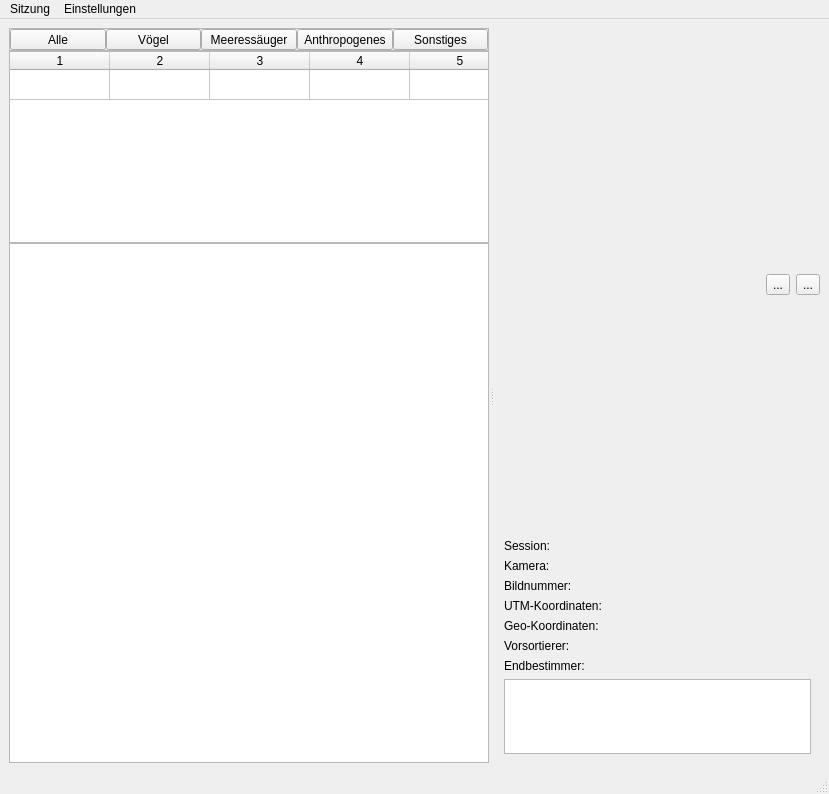
First picture: the form in ui/mainwindow.ui, repository ifaoe/2015-08-Daisi-Image-Library, before the edit.
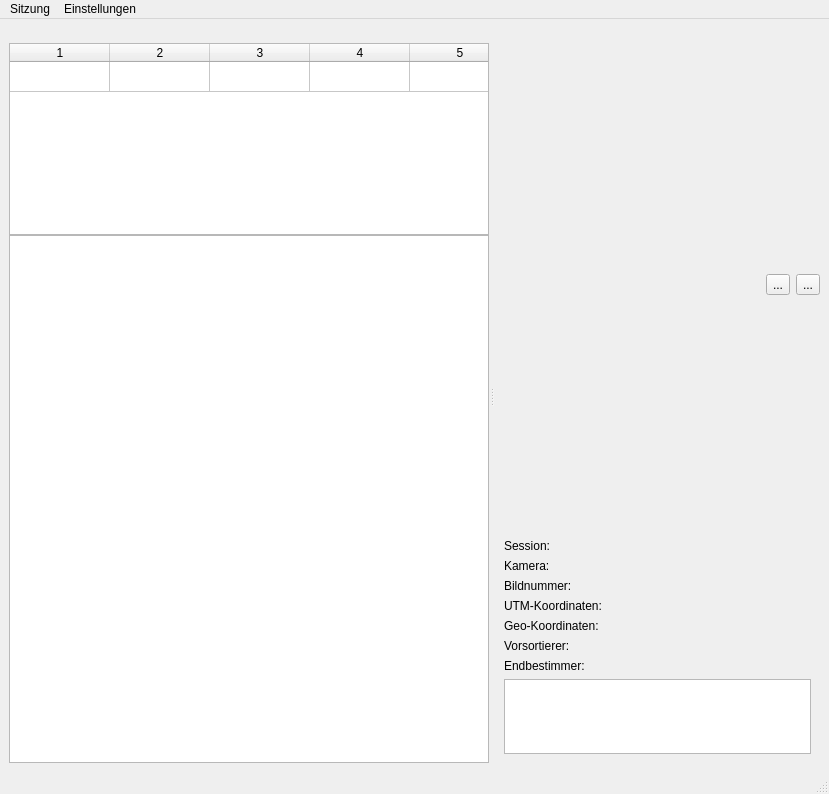
Second picture: the form after the edit. Icons and pictures are not drawn.

```diff
--- a/ui/mainwindow.ui
+++ b/ui/mainwindow.ui
@@ -53,160 +53,25 @@
          <number>0</number>
         </property>
         <item>
-         <widget class="QFrame" name="frame_types">
+         <widget class="QWidget" name="widget_types" native="true">
           <property name="sizePolicy">
-           <sizepolicy hsizetype="MinimumExpanding" vsizetype="Minimum">
+           <sizepolicy hsizetype="Expanding" vsizetype="Minimum">
             <horstretch>0</horstretch>
             <verstretch>0</verstretch>
            </sizepolicy>
           </property>
-          <property name="frameShape">
-           <enum>QFrame::StyledPanel</enum>
+          <property name="minimumSize">
+           <size>
+            <width>0</width>
+            <height>15</height>
+           </size>
           </property>
-          <property name="frameShadow">
-           <enum>QFrame::Plain</enum>
+          <property name="baseSize">
+           <size>
+            <width>0</width>
+            <height>0</height>
+           </size>
           </property>
-          <layout class="QGridLayout" name="gridLayout_3">
-           <property name="leftMargin">
-            <number>0</number>
-           </property>
-           <property name="topMargin">
-            <number>0</number>
-           </property>
-           <property name="rightMargin">
-            <number>0</number>
-           </property>
-           <property name="bottomMargin">
-            <number>0</number>
-           </property>
-           <property name="spacing">
-            <number>0</number>
-           </property>
-           <item row="0" column="3">
-            <widget class="QToolButton" name="button_type_anthro">
-             <property name="sizePolicy">
-              <sizepolicy hsizetype="MinimumExpanding" vsizetype="Fixed">
-               <horstretch>1</horstretch>
-               <verstretch>0</verstretch>
-              </sizepolicy>
-             </property>
-             <property name="text">
-              <string>Anthropogenes</string>
-             </property>
-             <property name="checkable">
-              <bool>true</bool>
-             </property>
-             <property name="dbvalue" stdset="0">
-              <string>ANTHRO</string>
-             </property>
-             <attribute name="buttonGroup">
-              <string notr="true">button_group_types</string>
-             </attribute>
-            </widget>
-           </item>
-           <item row="0" column="1">
-            <widget class="QToolButton" name="button_type_bird">
-             <property name="sizePolicy">
-              <sizepolicy hsizetype="MinimumExpanding" vsizetype="Fixed">
-               <horstretch>1</horstretch>
-               <verstretch>0</verstretch>
-              </sizepolicy>
-             </property>
-             <property name="text">
-              <string>Vögel</string>
-             </property>
-             <property name="checkable">
-              <bool>true</bool>
-             </property>
-             <property name="checked">
-              <bool>false</bool>
-             </property>
-             <property name="dbvalue" stdset="0">
-              <string>BIRD</string>
-             </property>
-             <attribute name="buttonGroup">
-              <string notr="true">button_group_types</string>
-             </attribute>
-            </widget>
-           </item>
-           <item row="0" column="2">
-            <widget class="QToolButton" name="button_type_mammal">
-             <property name="sizePolicy">
-              <sizepolicy hsizetype="MinimumExpanding" vsizetype="Fixed">
-               <horstretch>1</horstretch>
-               <verstretch>0</verstretch>
-              </sizepolicy>
-             </property>
-             <property name="text">
-              <string>Meeressäuger</string>
-             </property>
-             <property name="checkable">
-              <bool>true</bool>
-             </property>
-             <property name="dbvalue" stdset="0">
-              <string>MAMMAL</string>
-             </property>
-             <attribute name="buttonGroup">
-              <string notr="true">button_group_types</string>
-             </attribute>
-            </widget>
-           </item>
-           <item row="0" column="4">
-            <widget class="QToolButton" name="button_type_misc">
-             <property name="sizePolicy">
-              <sizepolicy hsizetype="MinimumExpanding" vsizetype="Fixed">
-               <horstretch>1</horstretch>
-               <verstretch>0</verstretch>
-              </sizepolicy>
-             </property>
-             <property name="text">
-              <string>Sonstiges</string>
-             </property>
-             <property name="checkable">
-              <bool>true</bool>
-             </property>
-             <property name="dbvalue" stdset="0">
-              <string>MISC</string>
-             </property>
-             <attribute name="buttonGroup">
-              <string notr="true">button_group_types</string>
-             </attribute>
-            </widget>
-           </item>
-           <item row="0" column="0">
-            <widget class="QToolButton" name="button_type_all">
-             <property name="sizePolicy">
-              <sizepolicy hsizetype="MinimumExpanding" vsizetype="Fixed">
-               <horstretch>1</horstretch>
-               <verstretch>0</verstretch>
-              </sizepolicy>
-             </property>
-             <property name="text">
-              <string>Alle</string>
-             </property>
-             <property name="checkable">
-              <bool>true</bool>
-             </property>
-             <property name="checked">
-              <bool>false</bool>
-             </property>
-             <property name="autoExclusive">
-              <bool>false</bool>
-             </property>
-             <property name="dbvalue" stdset="0">
-              <string>%</string>
-             </property>
-             <attribute name="buttonGroup">
-              <string notr="true">button_group_types</string>
-             </attribute>
-            </widget>
-           </item>
-          </layout>
-          <zorder>button_type_mammal</zorder>
-          <zorder>button_type_bird</zorder>
-          <zorder>button_type_anthro</zorder>
-          <zorder>button_type_misc</zorder>
-          <zorder>button_type_all</zorder>
          </widget>
         </item>
         <item>
@@ -488,8 +353,27 @@
            <enum>QFrame::Raised</enum>
           </property>
           <layout class="QGridLayout" name="gridLayout_2">
+           <item row="0" column="1">
+            <widget class="QLabel" name="label_session_text">
+             <property name="sizePolicy">
+              <sizepolicy hsizetype="Expanding" vsizetype="Preferred">
+               <horstretch>0</horstretch>
+               <verstretch>0</verstretch>
+              </sizepolicy>
+             </property>
+             <property name="text">
+              <string/>
+             </property>
+            </widget>
+           </item>
            <item row="2" column="1">
             <widget class="QLabel" name="label_image_text">
+             <property name="sizePolicy">
+              <sizepolicy hsizetype="Expanding" vsizetype="Preferred">
+               <horstretch>0</horstretch>
+               <verstretch>0</verstretch>
+              </sizepolicy>
+             </property>
              <property name="text">
               <string/>
              </property>
@@ -507,6 +391,12 @@
            </item>
            <item row="1" column="1">
             <widget class="QLabel" name="label_cam_text">
+             <property name="sizePolicy">
+              <sizepolicy hsizetype="Expanding" vsizetype="Preferred">
+               <horstretch>0</horstretch>
+               <verstretch>0</verstretch>
+              </sizepolicy>
+             </property>
              <property name="text">
               <string/>
              </property>
@@ -514,6 +404,12 @@
            </item>
            <item row="6" column="1">
             <widget class="QLabel" name="label_usr_text">
+             <property name="sizePolicy">
+              <sizepolicy hsizetype="Expanding" vsizetype="Preferred">
+               <horstretch>0</horstretch>
+               <verstretch>0</verstretch>
+              </sizepolicy>
+             </property>
              <property name="text">
               <string/>
              </property>
@@ -528,6 +424,12 @@
            </item>
            <item row="4" column="1">
             <widget class="QLabel" name="label_geo_text">
+             <property name="sizePolicy">
+              <sizepolicy hsizetype="Expanding" vsizetype="Preferred">
+               <horstretch>0</horstretch>
+               <verstretch>0</verstretch>
+              </sizepolicy>
+             </property>
              <property name="text">
               <string/>
              </property>
@@ -535,6 +437,12 @@
            </item>
            <item row="5" column="1">
             <widget class="QLabel" name="label_pre_user_text">
+             <property name="sizePolicy">
+              <sizepolicy hsizetype="Expanding" vsizetype="Preferred">
+               <horstretch>0</horstretch>
+               <verstretch>0</verstretch>
+              </sizepolicy>
+             </property>
              <property name="text">
               <string/>
              </property>
@@ -542,6 +450,12 @@
            </item>
            <item row="3" column="1">
             <widget class="QLabel" name="label_utm_text">
+             <property name="sizePolicy">
+              <sizepolicy hsizetype="Expanding" vsizetype="Preferred">
+               <horstretch>0</horstretch>
+               <verstretch>0</verstretch>
+              </sizepolicy>
+             </property>
              <property name="text">
               <string/>
              </property>
```
Left out of the diff: 28 changed lines with no effect on the pictures.
